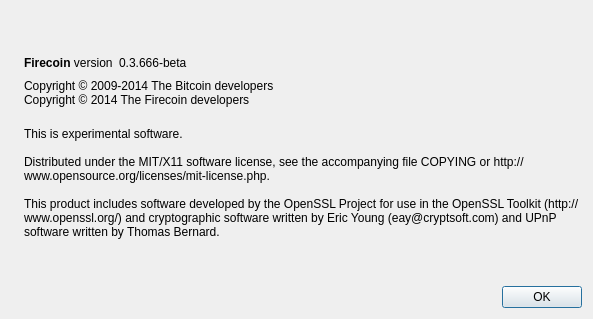
Above: src/qt/forms/aboutdialog.ui from juhcoin/Juhcoin before the change. Below: the same form after it.
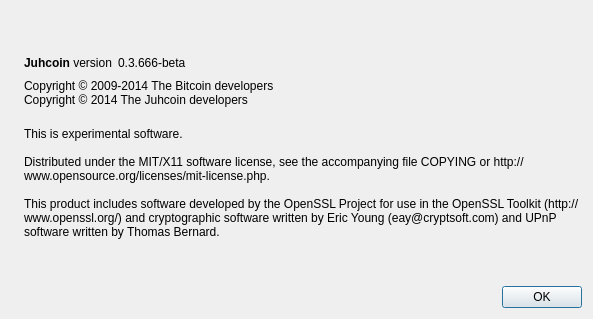
That is the form after the change. Icons and pictures are not drawn.

The edit to the form file:
```diff
--- a/src/qt/forms/aboutdialog.ui
+++ b/src/qt/forms/aboutdialog.ui
@@ -50,7 +50,7 @@
           <cursorShape>IBeamCursor</cursorShape>
          </property>
          <property name="text">
-          <string>&lt;b&gt;Firecoin&lt;/b&gt; version</string>
+          <string>&lt;b&gt;Juhcoin&lt;/b&gt; version</string>
          </property>
          <property name="textInteractionFlags">
           <set>Qt::LinksAccessibleByMouse|Qt::TextSelectableByKeyboard|Qt::TextSelectableByMouse</set>
@@ -92,7 +92,7 @@
        </property>
        <property name="text">
         <string>Copyright © 2009-2014 The Bitcoin developers
-Copyright © 2014 The Firecoin developers</string>
+Copyright © 2014 The Juhcoin developers</string>
        </property>
        <property name="textInteractionFlags">
         <set>Qt::LinksAccessibleByMouse|Qt::TextSelectableByKeyboard|Qt::TextSelectableByMouse</set>
```
Left out of the diff: 2 changed lines with no effect on the pictures.
